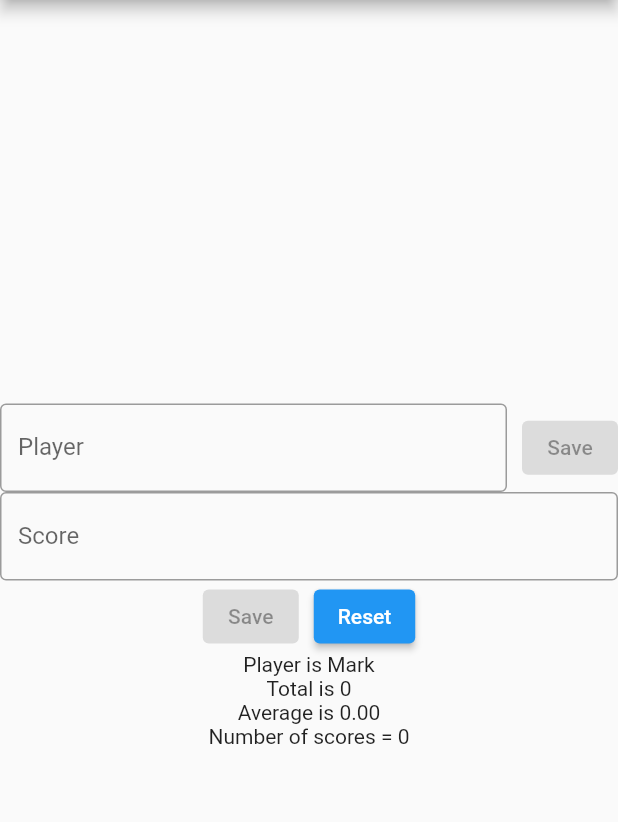
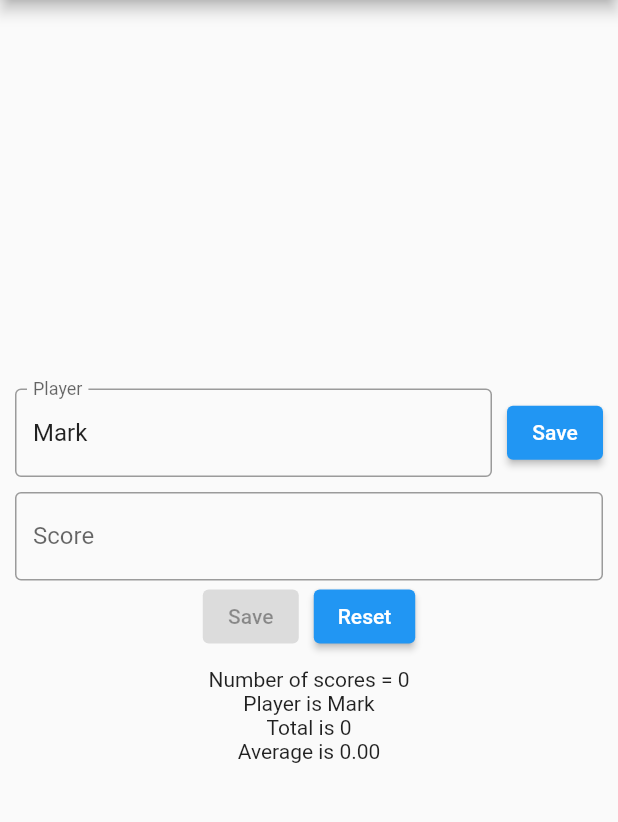
Before and after one commit to mvolkmann/flutter_getx, a Flutter app: the screen it shows after launch, on a phone screen of 412 x 824 dp, the part 84-906 px from its top. Run offline on Flutter 3.47's test engine with Material 2 defaults, Android fonts, the phone set to English and light mode, and no system bars; our stand-ins replace get.

```diff
--- a/lib/main.dart
+++ b/lib/main.dart
@@ -39,14 +39,19 @@ class Home extends StatelessWidget {
         title: Text('GetX Demo'),
       ),
       body: Center(
+        child: Padding(
+          padding: EdgeInsets.all(10),
           child: Column(
             mainAxisAlignment: MainAxisAlignment.center,
             children: <Widget>[
               PlayerEntry(),
+              SizedBox(height: 10),
               ScoreEntry(),
+              SizedBox(height: 10),
+              Obx(() => Text('Number of scores = ${ctrl.scores.length}')),
               ScoreReport(),
-            Obx(() => Text('Number of scores = ${ctrl.scores.length}')),
             ],
+          ),
         ),
       ),
     );
--- a/lib/player_entry.dart
+++ b/lib/player_entry.dart
@@ -13,6 +13,12 @@ class _PlayerEntryState extends State<PlayerEntry> {
   final PlayerController playerCtrl = Get.find();
 
   final tec = TextEditingController();
+
+  @override
+  void initState() {
+    tec.text = playerCtrl.name.value;
+    super.initState();
+  }
 
   @override
   Widget build(BuildContext context) {
```
Lines whose indentation alone changed are shown as unchanged.
